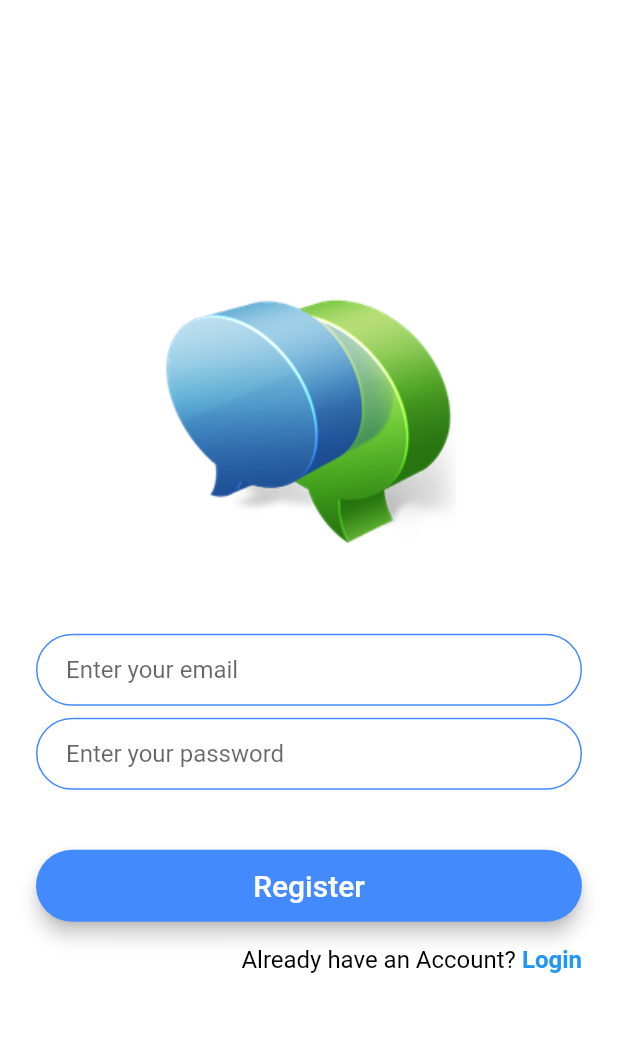
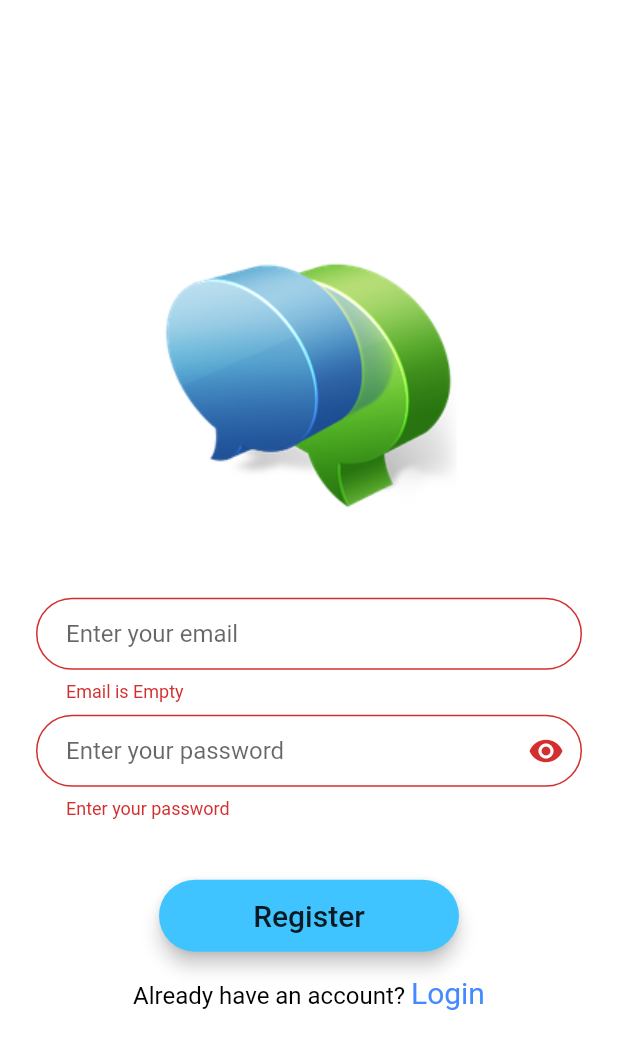
Before and after one commit to amityamsi/U-chat, a Flutter app: the RegistrationScreen screen opened by its route, after a tap on "Register", on a phone screen of 412 x 824 dp. Shown: the top 1049 px of the screen. Run offline on Flutter 3.47's test engine with Material 2 defaults, Android fonts, the phone set to English and light mode, and no system bars.

Commit message:
Validation in registration page

```diff
--- a/lib/screens/login_screen.dart
+++ b/lib/screens/login_screen.dart
@@ -1,4 +1,3 @@
-import 'package:flutter/cupertino.dart';
 import 'package:flutter/gestures.dart';
 import 'package:flutter/material.dart';
 import 'package:u_chat/screens/chat_screen.dart';
@@ -51,15 +50,6 @@ class _LoginScreenState extends State<LoginScreen> {
                         return null;
                       }
                     },
-                    // onChanged: (value) {
-                    //   if(!RegExp(r"^[a-zA-Z0-9.a-zA-Z0-9.!#$%&'*+-/=?^_`{|}~]+@[a-zA-Z0-9]+\.[a-zA-Z]+").hasMatch(value)){
-                    //     return "Email is invalid";
-                    //   }else{
-                    //     return "";
-                    //
-                    //   }
-                    // },
-
                     decoration: InputDecoration(
                       hintText: "Enter your email",
                       contentPadding: EdgeInsets.symmetric(
@@ -143,8 +133,6 @@ class _LoginScreenState extends State<LoginScreen> {
                           if (loginKey.currentState!.validate()) {
                             Navigator.pushNamed(context, ChatScreen.id);
                           }
-
-                          //Implement login functionality.
                         },
                         minWidth: 200.0,
                         height: 42.0,
@@ -159,11 +147,11 @@ class _LoginScreenState extends State<LoginScreen> {
                     textAlign: TextAlign.end,
                     text: TextSpan(children: [
                       TextSpan(
-                          text: "Already have an account? ",
+                          text: "Don't have an account? ",
                           style:
                               TextStyle(color: Colors.black, fontSize: 16.0)),
                       TextSpan(
-                          text: "Signup",
+                          text: "Register",
                           style: TextStyle(
                               color: Colors.blueAccent, fontSize: 20.0),
                           recognizer: TapGestureRecognizer()
--- a/lib/screens/registration_screen.dart
+++ b/lib/screens/registration_screen.dart
@@ -1,16 +1,23 @@
+import 'package:flutter/cupertino.dart';
 import 'package:flutter/gestures.dart';
 import 'package:flutter/material.dart';
-import 'package:u_chat/screens/login_screen.dart';
+import 'package:u_chat/screens/chat_screen.dart';
+
+import 'login_screen.dart';
 
 class RegistrationScreen extends StatefulWidget {
-  static String id = 'registration_screen';
   const RegistrationScreen({Key? key}) : super(key: key);
 
+  static String id = 'registration_screen';
+
   @override
-  _RegistrationScreenState createState() => _RegistrationScreenState();
+  State<RegistrationScreen> createState() => _RegistrationScreenState();
 }
 
 class _RegistrationScreenState extends State<RegistrationScreen> {
+  bool _isObscure = true;
+  final loginKey = GlobalKey<FormState>();
+  static String id = 'login_screen';
   @override
   Widget build(BuildContext context) {
     return Scaffold(
@@ -22,57 +29,93 @@ class _RegistrationScreenState extends State<RegistrationScreen> {
           crossAxisAlignment: CrossAxisAlignment.stretch,
           children: [
             Hero(
-              tag: 'logo',
+              tag: "logo",
               child: Container(
-                height: 200.0,
                 child: Image.asset('images/logo.png'),
+                height: 200,
               ),
             ),
-            SizedBox(
-              height: 48.0,
+            SizedBox(height: 48),
+            Form(
+              key: loginKey,
+              child: Column(
+                children: [
+                  TextFormField(
+                    validator: (value) {
+                      if (value!.isEmpty) {
+                        return "Email is Empty";
+                      } else if (!RegExp(
+                              r"^[a-zA-Z0-9.a-zA-Z0-9.!#$%&'*+-/=?^_`{|}~]+@[a-zA-Z0-9]+\.[a-zA-Z]+")
+                          .hasMatch(value)) {
+                        return "enter your correct email";
+                      } else {
+                        return null;
+                      }
+                    },
+                    decoration: InputDecoration(
+                      hintText: "Enter your email",
+                      contentPadding: EdgeInsets.symmetric(
+                          vertical: 10.0, horizontal: 20.0),
+                      border: OutlineInputBorder(
+                        borderSide: BorderSide(
+                          color: Colors.blueAccent,
+                          width: 1.0,
                         ),
-            TextField(
+                        borderRadius: BorderRadius.all(
+                          Radius.circular(32.0),
+                        ),
+                      ),
+                      enabledBorder: OutlineInputBorder(
+                        borderSide: BorderSide(
+                            color: Colors.lightBlueAccent, width: 1.0),
+                        borderRadius: BorderRadius.all(Radius.circular(32.0)),
+                      ),
+                      focusedBorder: OutlineInputBorder(
+                          borderSide: BorderSide(
+                            color: Colors.blueAccent,
+                            width: 1.0,
+                          ),
+                          borderRadius:
+                              BorderRadius.all(Radius.circular(32.0))),
+                    ),
+                  ),
+                  SizedBox(height: 8.0),
+                  TextFormField(
+                    obscureText: _isObscure,
+                    keyboardType: TextInputType.visiblePassword,
                     onChanged: (value) {
                       //Do something with the user input.
                     },
+                    validator: (value) {
+                      if (value!.isEmpty) {
+                        return "Enter your password";
+                      }
+                    },
                     decoration: InputDecoration(
-                hintText: 'Enter your email',
-                contentPadding:
-                    EdgeInsets.symmetric(vertical: 10.0, horizontal: 20.0),
+                      suffixIcon: IconButton(
+                        onPressed: () {
+                          setState(() {
+                            _isObscure = !_isObscure;
+                          });
+                        },
+                        icon: Icon(_isObscure
+                            ? Icons.visibility
+                            : Icons.visibility_off),
+                      ),
+                      hintText: 'Enter your password',
+                      contentPadding: EdgeInsets.symmetric(
+                          vertical: 10.0, horizontal: 20.0),
                       border: OutlineInputBorder(
                         borderRadius: BorderRadius.all(Radius.circular(32.0)),
                       ),
                       enabledBorder: OutlineInputBorder(
-                  borderSide: BorderSide(color: Colors.blueAccent, width: 1.0),
+                        borderSide: BorderSide(
+                            color: Colors.lightBlueAccent, width: 1.0),
                         borderRadius: BorderRadius.all(Radius.circular(32.0)),
                       ),
                       focusedBorder: OutlineInputBorder(
-                  borderSide: BorderSide(color: Colors.blueAccent, width: 2.0),
-                  borderRadius: BorderRadius.all(Radius.circular(32.0)),
-                ),
-              ),
-            ),
-            SizedBox(
-              height: 8.0,
-            ),
-            TextField(
-              obscureText: true,
-              onChanged: (value) {
-                //Do something with the user input.
-              },
-              decoration: InputDecoration(
-                hintText: 'Enter your password',
-                contentPadding:
-                    EdgeInsets.symmetric(vertical: 10.0, horizontal: 20.0),
-                border: OutlineInputBorder(
-                  borderRadius: BorderRadius.all(Radius.circular(32.0)),
-                ),
-                enabledBorder: OutlineInputBorder(
-                  borderSide: BorderSide(color: Colors.blueAccent, width: 1.0),
-                  borderRadius: BorderRadius.all(Radius.circular(32.0)),
-                ),
-                focusedBorder: OutlineInputBorder(
-                  borderSide: BorderSide(color: Colors.blueAccent, width: 2.0),
+                        borderSide: BorderSide(
+                            color: Colors.lightBlueAccent, width: 2.0),
                         borderRadius: BorderRadius.all(Radius.circular(32.0)),
                       ),
                     ),
@@ -83,36 +126,46 @@ class _RegistrationScreenState extends State<RegistrationScreen> {
                   Padding(
                     padding: EdgeInsets.symmetric(vertical: 16.0),
                     child: Material(
-                color: Colors.blueAccent,
+                      color: Colors.lightBlueAccent,
                       borderRadius: BorderRadius.all(Radius.circular(30.0)),
                       elevation: 5.0,
                       child: MaterialButton(
+                        splashColor: Colors.white,
                         onPressed: () {
-                    //Implement registration functionality.
+                          if (loginKey.currentState!.validate()) {
+                            return;
+                          }
+
+                          //Implement login functionality.
                         },
                         minWidth: 200.0,
                         height: 42.0,
                         child: Text(
                           'Register',
-                    style: TextStyle(color: Colors.white, fontSize: 20),
+                          style: TextStyle(fontSize: 20.0),
                         ),
                       ),
                     ),
                   ),
                   RichText(
                     textAlign: TextAlign.end,
-                text: TextSpan(
-                    text: "Already have an Account?",
-                    style: TextStyle(color: Colors.black, fontSize: 16),
-                    children: [
+                    text: TextSpan(children: [
                       TextSpan(
-                          text: " Login",
+                          text: "Already have an account? ",
+                          style:
+                              TextStyle(color: Colors.black, fontSize: 16.0)),
+                      TextSpan(
+                          text: "Login",
                           style: TextStyle(
-                              color: Colors.blue, fontWeight: FontWeight.bold),
+                              color: Colors.blueAccent, fontSize: 20.0),
                           recognizer: TapGestureRecognizer()
                             ..onTap = () =>
                                 Navigator.pushNamed(context, LoginScreen.id))
-                    ]))
+                    ]),
+                  ),
+                ],
+              ),
+            ),
           ],
         ),
       ),
```
Lines whose indentation alone changed are shown as unchanged.
